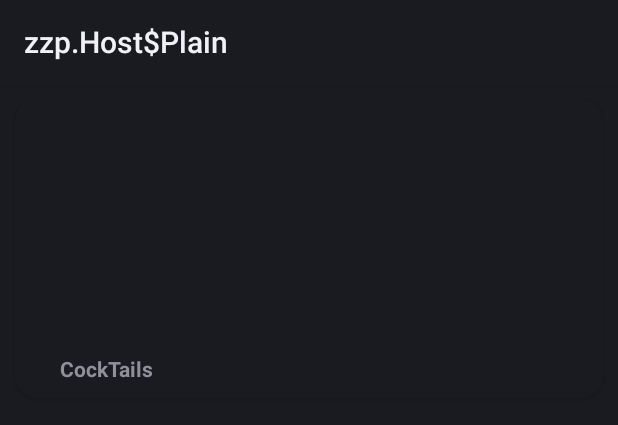
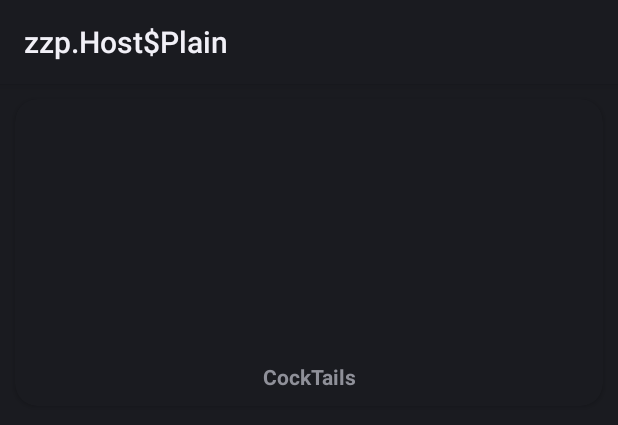
Before and after one commit to kanake10/Cocktails, an Android app: the layout item_cocktail.xml on its own in the app's theme, with its tools: preview values and no code run, on a phone screen of 412 x 824 dp. Shown: the top 425 px of the screen. Run offline under Robolectric (Android 15) with nearby library versions, the phone set to English and light mode, and no system bars.

Commit message:
item spacing

```diff
--- a/presentation/src/main/res/layout/item_cocktail.xml
+++ b/presentation/src/main/res/layout/item_cocktail.xml
@@ -3,9 +3,9 @@
     xmlns:app="http://schemas.android.com/apk/res-auto"
     xmlns:tools="http://schemas.android.com/tools"
     android:layout_width="match_parent"
+    android:layout_height="wrap_content"
     android:layout_margin="10dp"
-    app:cardCornerRadius="15dp"
-    android:layout_height="wrap_content">
+    app:cardCornerRadius="15dp">
 
     <androidx.constraintlayout.widget.ConstraintLayout
         android:layout_width="match_parent"
@@ -16,19 +16,24 @@
             android:id="@+id/cockTailImage"
             android:layout_width="150dp"
             android:layout_height="160dp"
+            app:layout_constraintBottom_toTopOf="@+id/cockTailName"
+            app:layout_constraintEnd_toEndOf="parent"
             app:layout_constraintStart_toStartOf="parent"
-            app:layout_constraintTop_toTopOf="parent"/>
+            app:layout_constraintTop_toTopOf="parent" />
 
         <TextView
             android:id="@+id/cockTailName"
-            android:layout_width="wrap_content"
+            android:layout_width="0dp"
             android:layout_height="wrap_content"
-            app:layout_constraintTop_toBottomOf="@id/cockTailImage"
+            android:layout_marginHorizontal="10dp"
+            android:layout_marginTop="5dp"
+            android:gravity="center"
+            android:textStyle="bold"
+            app:layout_constraintBottom_toBottomOf="parent"
+            app:layout_constraintEnd_toEndOf="parent"
             app:layout_constraintStart_toStartOf="parent"
-            android:textStyle="bold"
-            tools:text="CockTails"
-            android:layout_marginStart="20dp"
-            />
+            app:layout_constraintTop_toBottomOf="@+id/cockTailImage"
+            tools:text="CockTails" />
 
     </androidx.constraintlayout.widget.ConstraintLayout>
 </androidx.cardview.widget.CardView>
```
